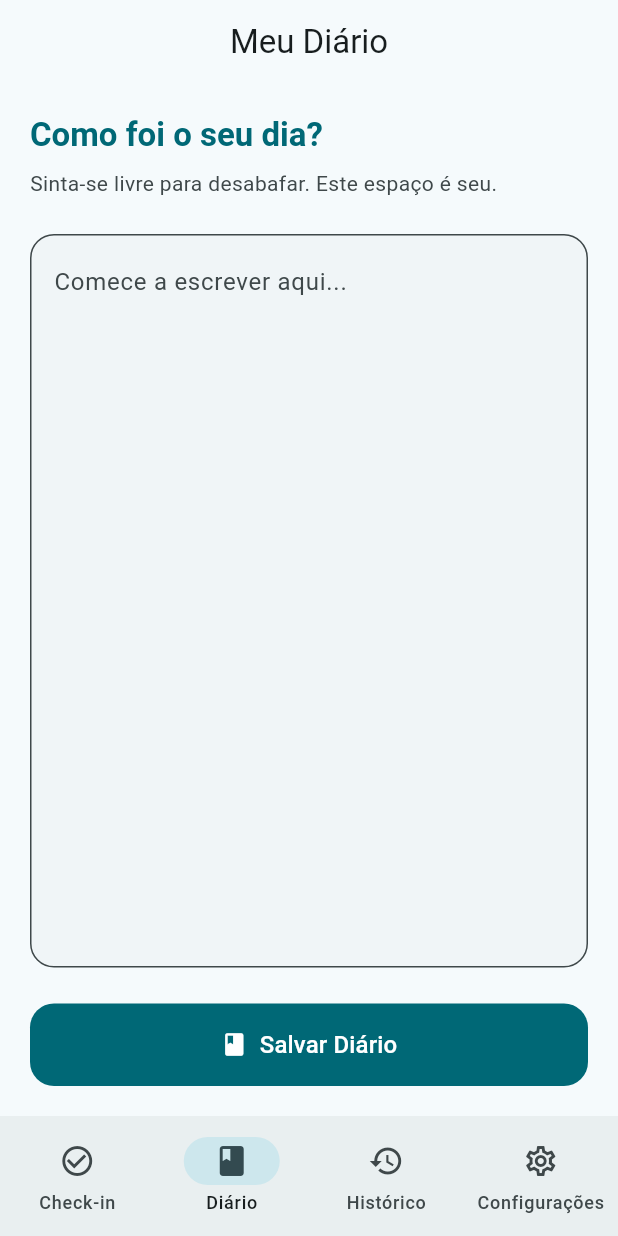
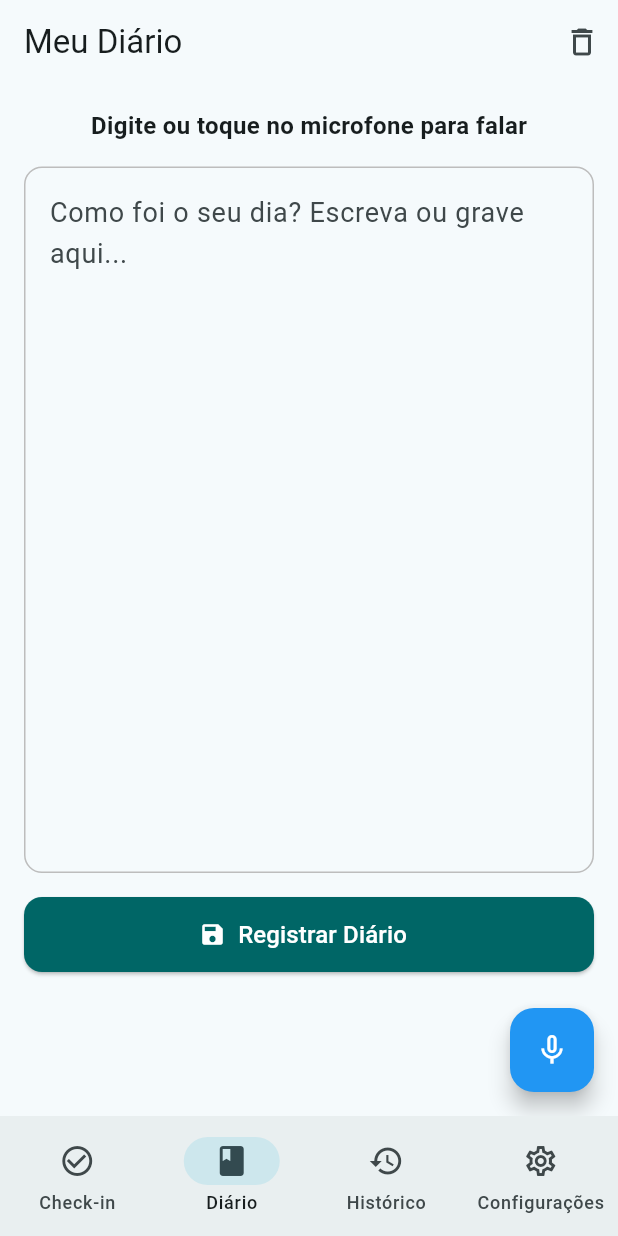
Before and after one commit to viniciushashizume/TrabalhoDispositivosMoveis, a Flutter app: the DiaryScreen screen opened by its route, on a phone screen of 412 x 824 dp. Run offline on Flutter 3.47's test engine with Material 3 defaults, Android fonts, the phone set to English and light mode, and no system bars; our stand-ins replace go_router, speech_to_text, supabase_flutter; accounts and stored records are empty.

Commit message:
feat: Adicionado o  pacote speech-to-text no diário

```diff
--- a/projeto_dispositivos_moveis/lib/app/features/diary/diary_screen.dart
+++ b/projeto_dispositivos_moveis/lib/app/features/diary/diary_screen.dart
@@ -1,136 +1,123 @@
 import 'package:flutter/material.dart';
-import 'package:projeto_dispositivos_moveis/app/models/diary.dart';
-import 'package:projeto_dispositivos_moveis/app/features/diary/diary_viewmodel.dart';
+import 'diary_viewmodel.dart';
 
 class DiaryScreen extends StatefulWidget {
   final DiaryViewModel diaryViewModel;
 
-  const DiaryScreen({super.key, required this.diaryViewModel});
+  const DiaryScreen({Key? key, required this.diaryViewModel}) : super(key: key);
 
   @override
   State<DiaryScreen> createState() => _DiaryScreenState();
 }
 
 class _DiaryScreenState extends State<DiaryScreen> {
-  final TextEditingController _textController = TextEditingController();
-
   @override
   void initState() {
     super.initState();
-    widget.diaryViewModel.addListener(_onUpdate);
-  }
-
-  @override
-  void dispose() {
-    widget.diaryViewModel.removeListener(_onUpdate);
-    _textController.dispose();
-    super.dispose();
-  }
-
-  void _onUpdate() {
-    if (widget.diaryViewModel.isSaved) {
-      FocusScope.of(context).unfocus(); // Oculta o teclado
-
-      ScaffoldMessenger.of(context).showSnackBar(
-        SnackBar(
-          content: const Text('Diário salvo com sucesso!'),
-          behavior: SnackBarBehavior.floating,
-          shape: RoundedRectangleBorder(borderRadius: BorderRadius.circular(12)),
-          backgroundColor: Theme.of(context).colorScheme.primary,
-        ),
-      );
-
-      _textController.clear(); // Limpa o campo após salvar
-    }
-  }
-
-  void _submitDiary() {
-    if (_textController.text.trim().isEmpty) return;
-
-    final diary = Diary(
-      content: _textController.text.trim(),
-      date: DateTime.now(),
-    );
-
-    widget.diaryViewModel.saveDiary(diary);
+    widget.diaryViewModel.addListener(() {
+      if (mounted) setState(() {});
+    });
   }
 
   @override
   Widget build(BuildContext context) {
     final vm = widget.diaryViewModel;
-    final theme = Theme.of(context);
 
-    return ListenableBuilder(
-      listenable: vm,
-      builder: (context, child) {
     return Scaffold(
       appBar: AppBar(
         title: const Text('Meu Diário'),
-            centerTitle: true,
+        actions: [
+          IconButton(
+            icon: const Icon(Icons.delete_outline),
+            onPressed: vm.clearText,
+            tooltip: 'Limpar texto',
+          )
+        ],
       ),
       body: Padding(
-            padding: const EdgeInsets.all(20.0),
+        padding: const EdgeInsets.all(16.0),
         child: Column(
-              crossAxisAlignment: CrossAxisAlignment.stretch,
           children: [
             Text(
-                  'Como foi o seu dia?',
-                  style: theme.textTheme.titleLarge?.copyWith(
-                    fontWeight: FontWeight.bold,
-                    color: theme.colorScheme.primary,
+              vm.isListening
+                  ? "Ouvindo..."
+                  : vm.speechEnabled
+                  ? "Digite ou toque no microfone para falar"
+                  : "Reconhecimento de voz indisponível",
+              style: const TextStyle(fontSize: 16, fontWeight: FontWeight.bold),
             ),
+            const SizedBox(height: 16),
+
+            Expanded(
+              child: Container(
+                padding: const EdgeInsets.symmetric(horizontal: 16, vertical: 8),
+                decoration: BoxDecoration(
+                  border: Border.all(color: Colors.grey.shade400),
+                  borderRadius: BorderRadius.circular(12),
                 ),
-                const SizedBox(height: 8),
-                Text(
-                  'Sinta-se livre para desabafar. Este espaço é seu.',
-                  style: theme.textTheme.bodyMedium?.copyWith(
-                    color: theme.colorScheme.onSurfaceVariant,
-                  ),
-                ),
-                const SizedBox(height: 24),
-                // Ocultar o campo visualmente para ocupar todo o espaço vertical
-                Expanded(
                 child: TextField(
-                    controller: _textController,
+                  controller: vm.textController,
                   maxLines: null,
                   expands: true,
-                    textAlignVertical: TextAlignVertical.top,
-                    decoration: InputDecoration(
-                      hintText: 'Comece a escrever aqui...',
-                      border: OutlineInputBorder(
-                        borderRadius: BorderRadius.circular(16),
+                  decoration: const InputDecoration(
+                    border: InputBorder.none,
+                    hintText: "Como foi o seu dia? Escreva ou grave aqui...",
                   ),
-                      filled: true,
-                      fillColor: theme.colorScheme.surfaceContainerHighest.withAlpha(50),
+                  style: const TextStyle(fontSize: 18),
                 ),
               ),
             ),
-                const SizedBox(height: 24),
-                FilledButton.icon(
-                  onPressed: vm.isSaving ? null : _submitDiary,
-                  icon: vm.isSaving
-                      ? const SizedBox(
-                          width: 20,
-                          height: 20,
-                          child: CircularProgressIndicator(strokeWidth: 2),
-                        )
-                      : const Icon(Icons.book),
-                  label: Text(
-                    vm.isSaving ? 'Salvando...' : 'Salvar Diário',
-                    style: const TextStyle(fontSize: 16),
+
+            const SizedBox(height: 16),
+
+            SizedBox(
+              width: double.infinity,
+              height: 50,
+              child: ElevatedButton.icon(
+                onPressed: () async {
+                  if (vm.textController.text.trim().isEmpty) {
+                    ScaffoldMessenger.of(context).showSnackBar(
+                      const SnackBar(content: Text('O diário está vazio!')),
+                    );
+                    return;
+                  }
+
+                  bool success = await vm.saveDiary();
+
+                  if (success && mounted) {
+                    ScaffoldMessenger.of(context).showSnackBar(
+                      const SnackBar(
+                        content: Text('Diário registrado com sucesso!'),
+                        backgroundColor: Colors.green,
                       ),
-                  style: FilledButton.styleFrom(
-                    padding: const EdgeInsets.symmetric(vertical: 16),
+                    );
+                  }
+                },
+                style: ElevatedButton.styleFrom(
+                  backgroundColor: const Color(0xFF006666),
+                  foregroundColor: Colors.white,
                   shape: RoundedRectangleBorder(
-                      borderRadius: BorderRadius.circular(16),
+                    borderRadius: BorderRadius.circular(12),
                   ),
                 ),
+                icon: const Icon(Icons.save),
+                label: const Text('Registrar Diário', style: TextStyle(fontSize: 16)),
               ),
+            ),
+            const SizedBox(height: 80),
           ],
         ),
       ),
-        );
-      },
+
+      floatingActionButton: FloatingActionButton(
+        onPressed: vm.speechEnabled ? vm.toggleRecording : null,
+        backgroundColor: vm.isListening ? Colors.red : Colors.blue,
+        child: Icon(
+          vm.isListening ? Icons.mic : Icons.mic_none,
+          color: Colors.white,
+        ),
+      ),
+      floatingActionButtonLocation: FloatingActionButtonLocation.endFloat,
     );
   }
 }
--- a/projeto_dispositivos_moveis/pubspec.yaml
+++ b/projeto_dispositivos_moveis/pubspec.yaml
@@ -37,6 +37,7 @@ dependencies:
   go_router: ^17.2.0
   provider: ^6.1.5+1
   supabase_flutter: ^2.12.4
+  speech_to_text: 7.4.0
 
 dev_dependencies:
   flutter_test:
```
Also changed, not shown: projeto_dispositivos_moveis/lib/app/features/diary/diary_viewmodel.dart (+104 -17 lines), projeto_dispositivos_moveis/lib/app/models/diary.dart (line endings or trailing spaces), projeto_dispositivos_moveis/pubspec.lock, 1 other file. Lines whose indentation alone changed are shown as unchanged.
